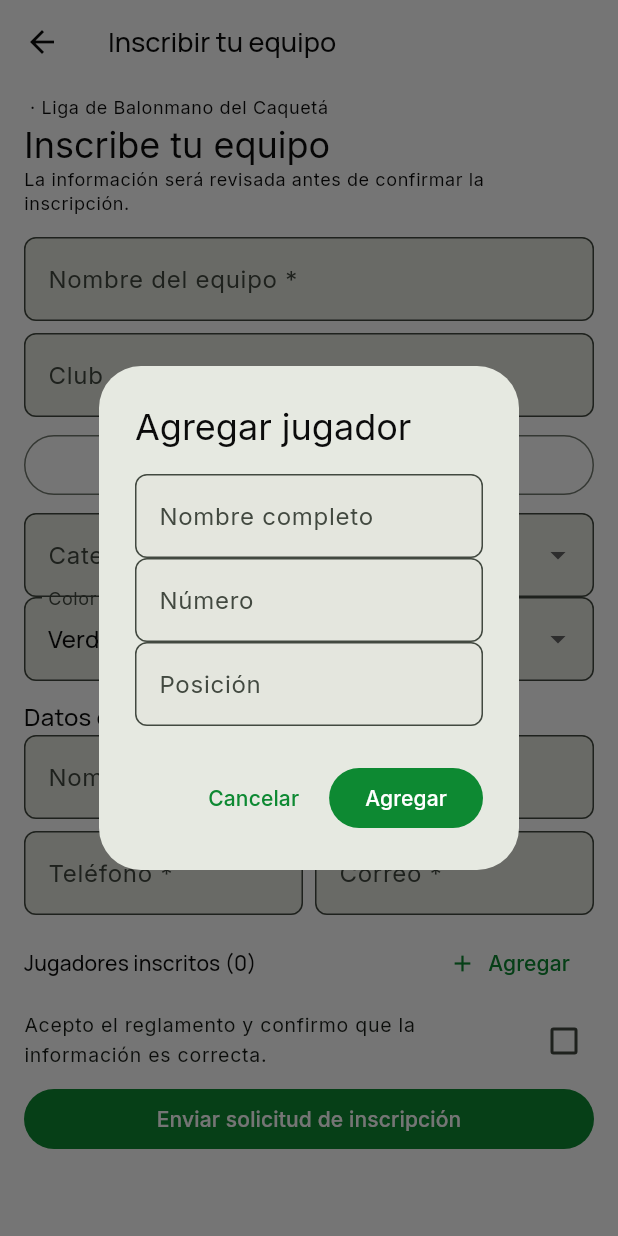
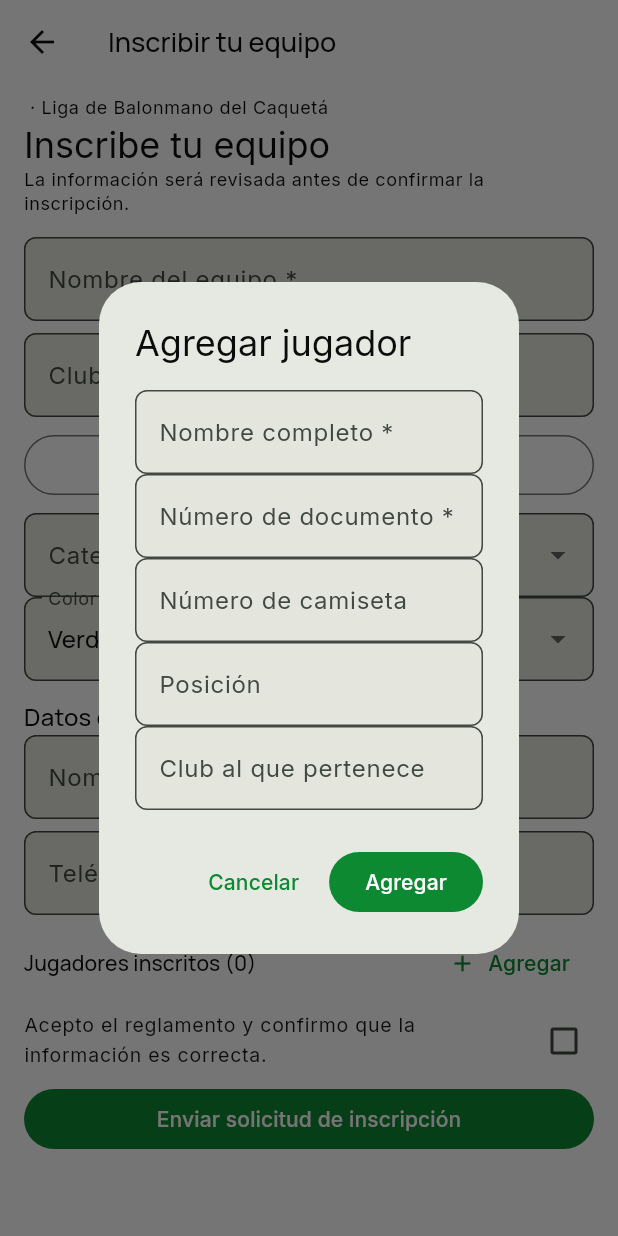
Before and after one commit to tatiana1104/handplay_demo, a Flutter app: the TeamRegistrationScreen screen opened directly with empty values, after a tap on "Agregar", on a phone screen of 412 x 824 dp. Run offline on Flutter 3.47's test engine with Material 3 defaults, Android fonts, the phone set to English and light mode, and no system bars; our stand-ins replace cloud_firestore, dartz, equatable, firebase_auth, firebase_core, firebase_storage and 6 more; accounts and stored records are empty; statements that could not run were skipped.

Commit message:
Fix player dialog disposal and capture player document and club

```diff
--- a/lib/features/tournaments/presentation/screens/team_registration_screen.dart
+++ b/lib/features/tournaments/presentation/screens/team_registration_screen.dart
@@ -14,6 +14,63 @@ class TeamRegistrationScreen extends StatefulWidget {
 
   @override
   State<TeamRegistrationScreen> createState() => _TeamRegistrationScreenState();
+}
+
+class _PlayerDialog extends StatefulWidget {
+  const _PlayerDialog();
+
+  @override
+  State<_PlayerDialog> createState() => _PlayerDialogState();
+}
+
+class _PlayerDialogState extends State<_PlayerDialog> {
+  final _name = TextEditingController();
+  final _document = TextEditingController();
+  final _number = TextEditingController();
+  final _position = TextEditingController();
+  final _club = TextEditingController();
+
+  @override
+  void dispose() {
+    _name.dispose();
+    _document.dispose();
+    _number.dispose();
+    _position.dispose();
+    _club.dispose();
+    super.dispose();
+  }
+
+  void _submit() {
+    if (_name.text.trim().isEmpty || _document.text.trim().isEmpty) return;
+    Navigator.of(context).pop({
+      'name': _name.text.trim(),
+      'document': _document.text.trim(),
+      'number': _number.text.trim(),
+      'position': _position.text.trim(),
+      'club': _club.text.trim(),
+    });
+  }
+
+  @override
+  Widget build(BuildContext context) => AlertDialog(
+        title: const Text('Agregar jugador'),
+        content: SingleChildScrollView(
+          child: Column(
+            mainAxisSize: MainAxisSize.min,
+            children: [
+              TextField(controller: _name, decoration: const InputDecoration(labelText: 'Nombre completo *')),
+              TextField(controller: _document, decoration: const InputDecoration(labelText: 'Número de documento *')),
+              TextField(controller: _number, keyboardType: TextInputType.number, decoration: const InputDecoration(labelText: 'Número de camiseta')),
+              TextField(controller: _position, decoration: const InputDecoration(labelText: 'Posición')),
+              TextField(controller: _club, decoration: const InputDecoration(labelText: 'Club al que pertenece')),
+            ],
+          ),
+        ),
+        actions: [
+          TextButton(onPressed: () => Navigator.of(context).pop(), child: const Text('Cancelar')),
+          FilledButton(onPressed: _submit, child: const Text('Agregar')),
+        ],
+      );
 }
 
 class _TeamRegistrationScreenState extends State<TeamRegistrationScreen> {
@@ -50,28 +107,12 @@ class _TeamRegistrationScreenState extends State<TeamRegistrationScreen> {
   }
 
   Future<void> _addPlayer() async {
-    final name = TextEditingController();
-    final number = TextEditingController();
-    final position = TextEditingController();
-    final added = await showDialog<bool>(
+    final result = await showDialog<Map<String, String>>(
       context: context,
-      builder: (context) => AlertDialog(
-        title: const Text('Agregar jugador'),
-        content: Column(mainAxisSize: MainAxisSize.min, children: [
-          TextField(controller: name, decoration: const InputDecoration(labelText: 'Nombre completo')),
-          TextField(controller: number, keyboardType: TextInputType.number, decoration: const InputDecoration(labelText: 'Número')),
-          TextField(controller: position, decoration: const InputDecoration(labelText: 'Posición')),
-        ]),
-        actions: [
-          TextButton(onPressed: () => Navigator.pop(context, false), child: const Text('Cancelar')),
-          FilledButton(onPressed: () => Navigator.pop(context, name.text.trim().isNotEmpty), child: const Text('Agregar')),
-        ],
-      ),
+      builder: (dialogContext) => _PlayerDialog(),
     );
-    if (added == true) setState(() => _players.add({'name': name.text.trim(), 'number': number.text.trim(), 'position': position.text.trim()}));
-    name.dispose();
-    number.dispose();
-    position.dispose();
+    if (!mounted || result == null) return;
+    setState(() => _players.add(result));
   }
 
   Future<void> _submit() async {
@@ -92,6 +133,7 @@ class _TeamRegistrationScreenState extends State<TeamRegistrationScreen> {
         'teamName': _team.text.trim(), 'clubName': _club.text.trim(), 'coachName': _coach.text.trim(),
         'coachPhone': _phone.text.trim(), 'coachEmail': _email.text.trim().toLowerCase(), 'category': _category,
         'uniformColor': _color, 'logoUrl': logoPath, 'players': _players, 'status': 'pending',
+        'verificationMessage': 'Solicitud recibida. Debes esperar a que el administrador verifique la información.',
         'termsAccepted': true, 'createdAt': FieldValue.serverTimestamp(),
       });
       if (mounted) {
@@ -134,7 +176,10 @@ class _TeamRegistrationScreenState extends State<TeamRegistrationScreen> {
             dense: true,
             leading: Text('${entry.key + 1}'),
             title: Text(entry.value['name'] as String),
-            subtitle: Text('${entry.value['position']} · #${entry.value['number']}'),
+            subtitle: Text(
+              '${entry.value['position']} · #${entry.value['number']} · Doc. ${entry.value['document']}\n'
+              '${entry.value['club']!.isEmpty ? 'Club independiente' : entry.value['club']}',
+            ),
             trailing: IconButton(
               icon: const Icon(Icons.close),
               onPressed: () => setState(() => _players.removeAt(entry.key)),
```
